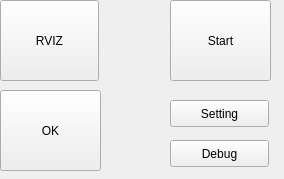
The window that dragon_visualization/dragon_button/resource/button.ui (zz19930617/dragon_visualization) describes before a commit, drawn with Qt 5.
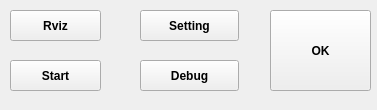
The same window after the commit.

```diff
--- a/dragon_visualization/dragon_button/resource/button.ui
+++ b/dragon_visualization/dragon_button/resource/button.ui
@@ -6,8 +6,8 @@
    <rect>
     <x>0</x>
     <y>0</y>
-    <width>284</width>
-    <height>179</height>
+    <width>377</width>
+    <height>110</height>
    </rect>
   </property>
   <property name="windowTitle">
@@ -16,12 +16,18 @@
   <widget class="QPushButton" name="pushButton_start">
    <property name="geometry">
     <rect>
-     <x>170</x>
-     <y>0</y>
-     <width>101</width>
-     <height>81</height>
+     <x>10</x>
+     <y>60</y>
+     <width>91</width>
+     <height>31</height>
     </rect>
    </property>
+   <property name="font">
+    <font>
+     <weight>75</weight>
+     <bold>true</bold>
+    </font>
+   </property>
    <property name="text">
     <string>Start</string>
    </property>
@@ -29,25 +35,37 @@
   <widget class="QPushButton" name="pushButton_rviz">
    <property name="geometry">
     <rect>
-     <x>0</x>
-     <y>0</y>
-     <width>99</width>
-     <height>81</height>
+     <x>10</x>
+     <y>10</y>
+     <width>91</width>
+     <height>31</height>
     </rect>
    </property>
+   <property name="font">
+    <font>
+     <weight>75</weight>
+     <bold>true</bold>
+    </font>
+   </property>
    <property name="text">
-    <string>RVIZ</string>
+    <string>Rviz</string>
    </property>
   </widget>
   <widget class="QPushButton" name="pushButton_3">
    <property name="geometry">
     <rect>
-     <x>170</x>
-     <y>140</y>
+     <x>140</x>
+     <y>60</y>
      <width>99</width>
-     <height>27</height>
+     <height>31</height>
     </rect>
    </property>
+   <property name="font">
+    <font>
+     <weight>75</weight>
+     <bold>true</bold>
+    </font>
+   </property>
    <property name="text">
     <string>Debug</string>
    </property>
@@ -55,12 +73,18 @@
   <widget class="QPushButton" name="pushButton_4">
    <property name="geometry">
     <rect>
-     <x>170</x>
-     <y>100</y>
+     <x>140</x>
+     <y>10</y>
      <width>99</width>
-     <height>27</height>
+     <height>31</height>
     </rect>
    </property>
+   <property name="font">
+    <font>
+     <weight>75</weight>
+     <bold>true</bold>
+    </font>
+   </property>
    <property name="text">
     <string>Setting</string>
    </property>
@@ -68,12 +92,18 @@
   <widget class="QPushButton" name="pushButton_ok">
    <property name="geometry">
     <rect>
-     <x>0</x>
-     <y>90</y>
+     <x>270</x>
+     <y>10</y>
      <width>101</width>
      <height>81</height>
     </rect>
    </property>
+   <property name="font">
+    <font>
+     <weight>75</weight>
+     <bold>true</bold>
+    </font>
+   </property>
    <property name="text">
     <string>OK</string>
    </property>
```
